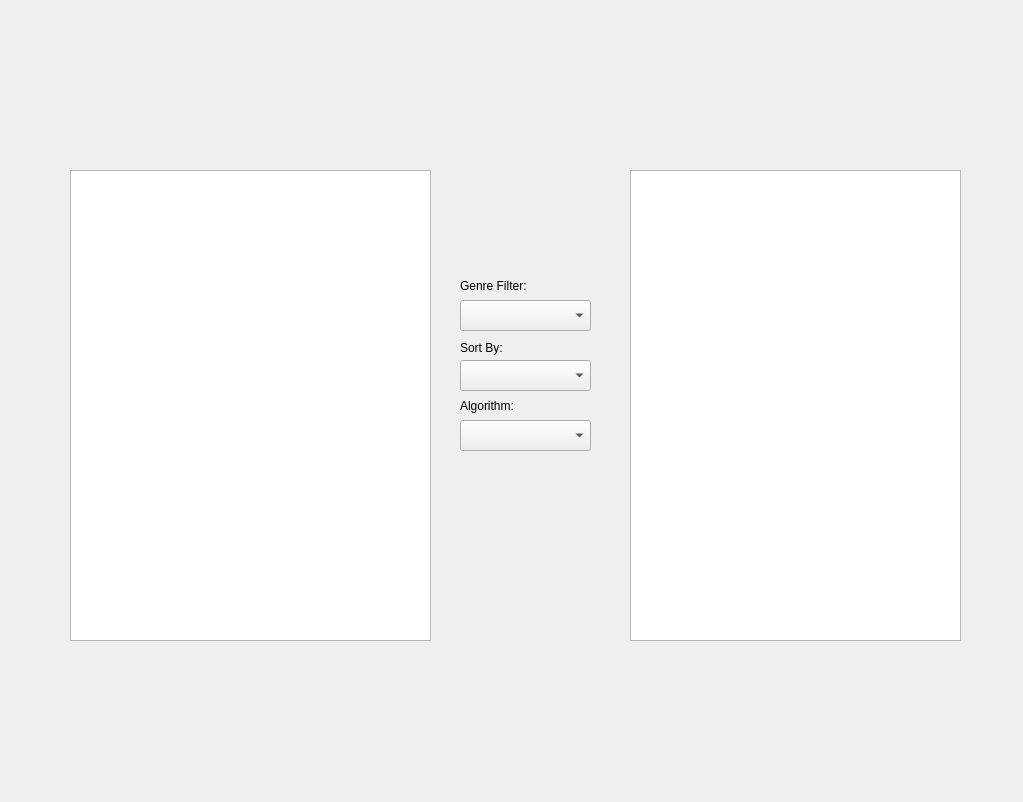
Qt form listmaker.ui (Sparky626/Cinemania) before a commit.
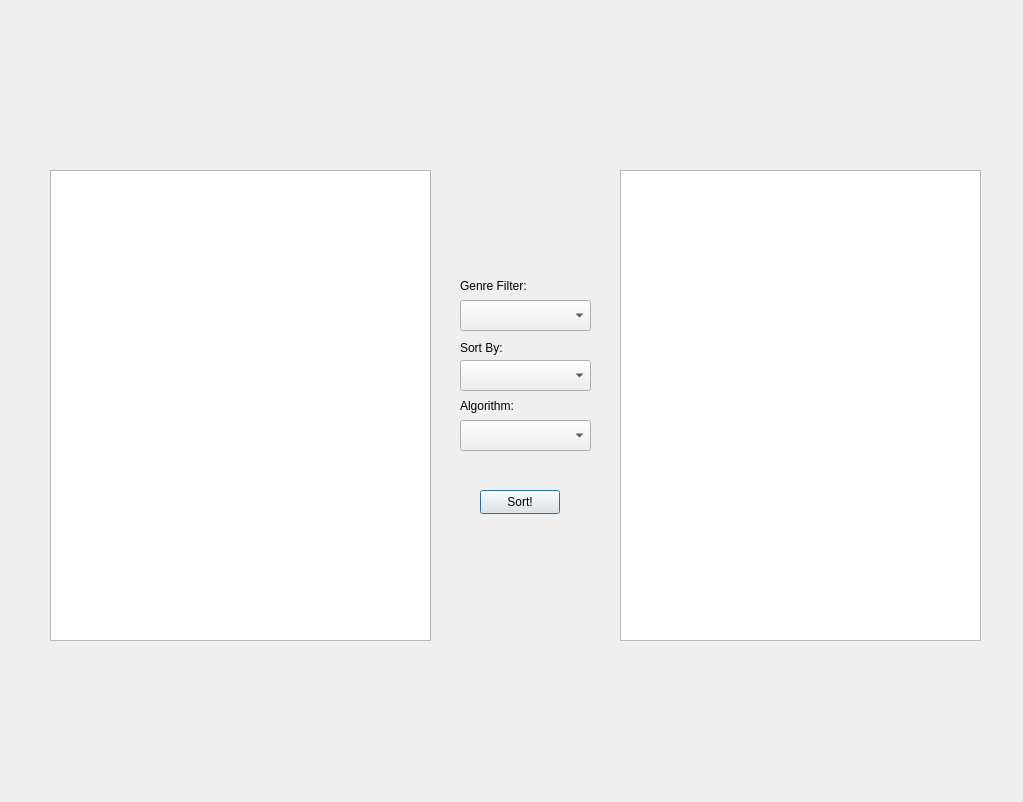
The same form after that commit.

The edit to the form file:
```diff
--- a/listmaker.ui
+++ b/listmaker.ui
@@ -16,9 +16,9 @@
   <widget class="QListWidget" name="listMovieWidget">
    <property name="geometry">
     <rect>
-     <x>70</x>
+     <x>50</x>
      <y>170</y>
-     <width>361</width>
+     <width>381</width>
      <height>471</height>
     </rect>
    </property>
@@ -108,9 +108,9 @@
   <widget class="QListWidget" name="listUserWidget">
    <property name="geometry">
     <rect>
-     <x>630</x>
+     <x>620</x>
      <y>170</y>
-     <width>331</width>
+     <width>361</width>
      <height>471</height>
     </rect>
    </property>
@@ -133,6 +133,19 @@
     <string/>
    </property>
   </widget>
+  <widget class="QPushButton" name="sortPushButton">
+   <property name="geometry">
+    <rect>
+     <x>480</x>
+     <y>490</y>
+     <width>80</width>
+     <height>24</height>
+    </rect>
+   </property>
+   <property name="text">
+    <string>Sort!</string>
+   </property>
+  </widget>
  </widget>
  <resources/>
  <connections/>
```
Left out of the diff: 2 changed lines with no effect on the pictures.
